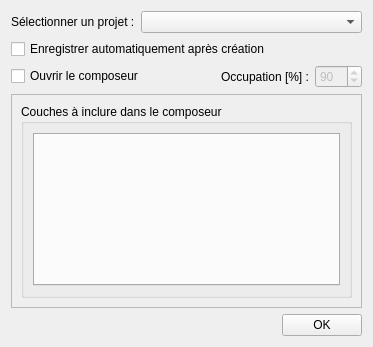
Before: the Qt Designer form qsequoia2/scripts/project_settings/project_settings.ui in SequoiApp/QSEQUOIA-2, drawn with Qt 5.
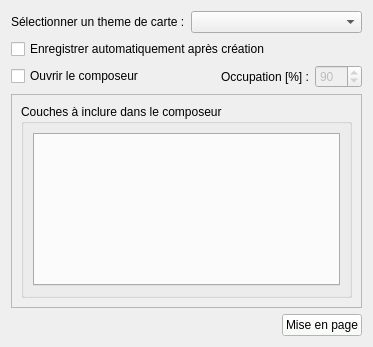
After: the same form once the commit is applied. Custom widgets are drawn as their Qt base class.

Commit message: add gpkg in the tree builder on add_data build the first test of project_settings

What changed in the file:
```diff
--- a/qsequoia2/scripts/project_settings/project_settings.ui
+++ b/qsequoia2/scripts/project_settings/project_settings.ui
@@ -19,7 +19,7 @@
      <item>
       <widget class="QLabel" name="label_project">
        <property name="text">
-        <string>Sélectionner un projet :</string>
+        <string>Sélectionner un theme de carte :</string>
        </property>
       </widget>
      </item>
@@ -143,9 +143,12 @@
       </spacer>
      </item>
      <item>
-      <widget class="QPushButton" name="pushButton">
+      <widget class="QPushButton" name="Mise_en_page">
+       <property name="styleSheet">
+        <string notr="true">background-color: rgb(249, 255, 248);</string>
+       </property>
        <property name="text">
-        <string>OK</string>
+        <string>Mise en page</string>
        </property>
       </widget>
      </item>
```
The commit also changes 4 other files.
